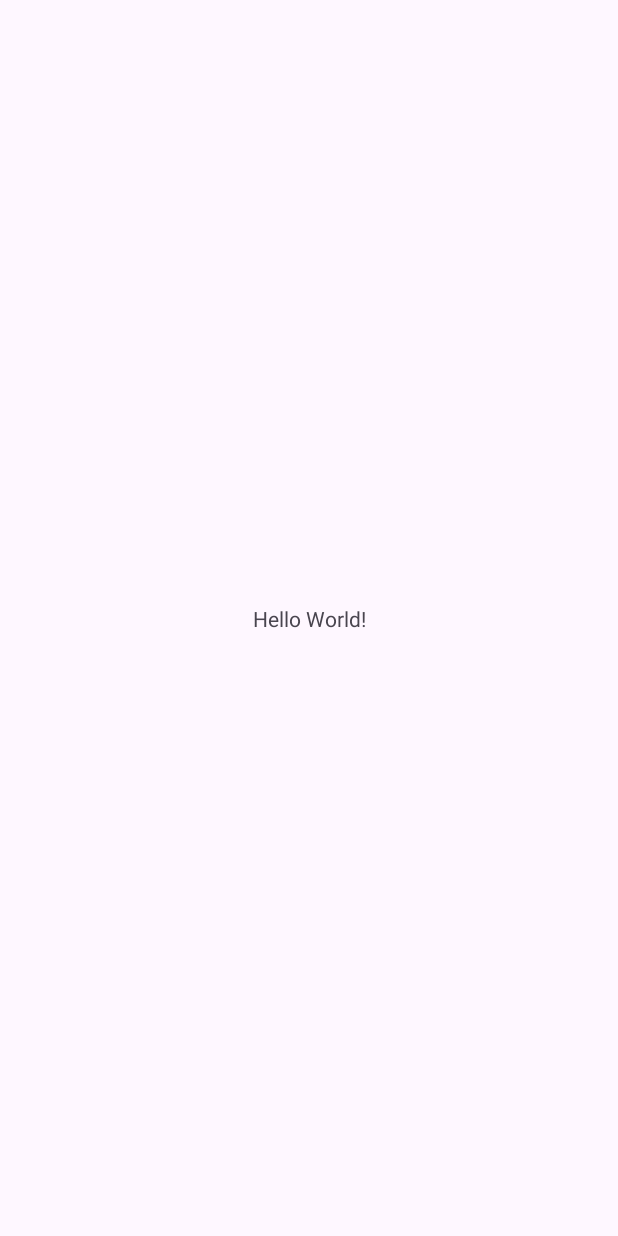
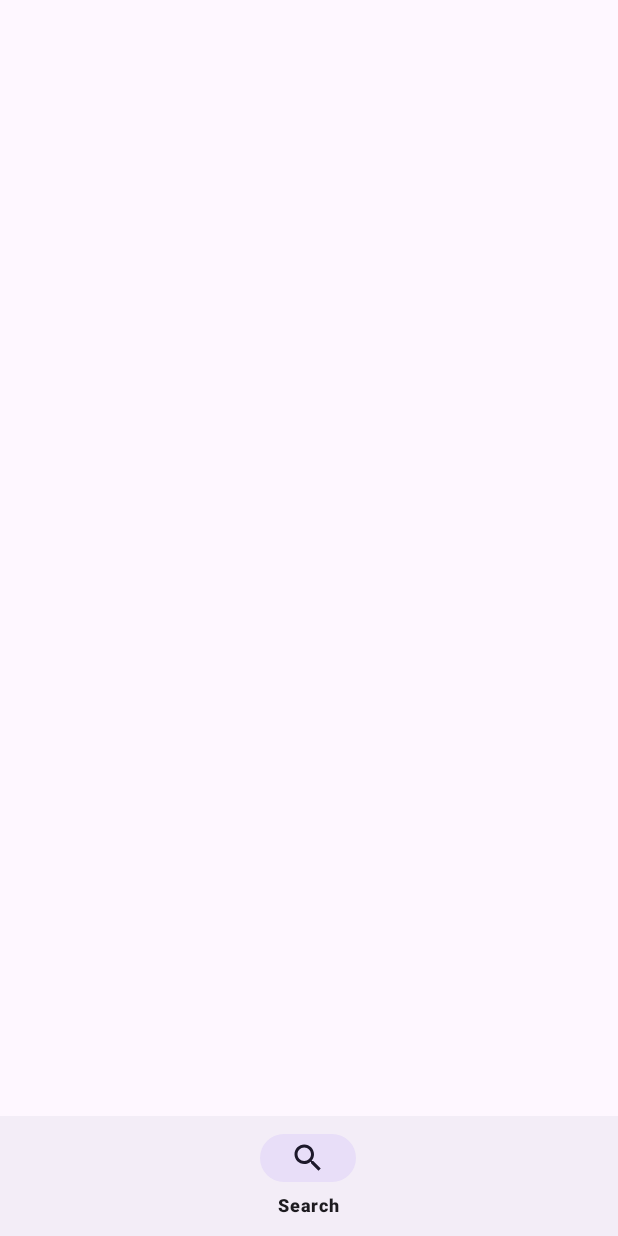
Before and after one commit to DimaK21/MusicPlayer, an Android app: the screen it shows after launch (MainActivity), on a phone screen of 412 x 824 dp. Before the commit the screen is almost empty. Run offline under Robolectric (Android 15) with nearby library versions, the phone set to English and light mode, and no system bars; our stand-ins replace navigation-ui; 3 statements that could not run were skipped.

Commit message:
навигация

```diff
--- a/app/src/main/java/ru/kryu/musicplayer/MainActivity.kt
+++ b/app/src/main/java/ru/kryu/musicplayer/MainActivity.kt
@@ -5,6 +5,10 @@ import androidx.activity.enableEdgeToEdge
 import androidx.appcompat.app.AppCompatActivity
 import androidx.core.view.ViewCompat
 import androidx.core.view.WindowInsetsCompat
+import androidx.navigation.NavController
+import androidx.navigation.fragment.NavHostFragment
+import androidx.navigation.ui.setupWithNavController
+import com.google.android.material.bottomnavigation.BottomNavigationView
 
 class MainActivity : AppCompatActivity() {
     override fun onCreate(savedInstanceState: Bundle?) {
@@ -16,5 +20,12 @@ class MainActivity : AppCompatActivity() {
             v.setPadding(systemBars.left, systemBars.top, systemBars.right, systemBars.bottom)
             insets
         }
+
+        val navHostFragment = supportFragmentManager
+            .findFragmentById(R.id.nav_host_fragment) as NavHostFragment
+        val navController: NavController = navHostFragment.navController
+
+        val bottomNavigationView = findViewById<BottomNavigationView>(R.id.bottomNavigationView)
+        bottomNavigationView.setupWithNavController(navController)
     }
 }
--- /dev/null
+++ b/app/src/main/res/drawable/ic_search.xml
@@ -0,0 +1,5 @@
+<vector xmlns:android="http://schemas.android.com/apk/res/android" android:height="24dp" android:tint="#000000" android:viewportHeight="24" android:viewportWidth="24" android:width="24dp">
+
+    <path android:fillColor="@android:color/white" android:pathData="M15.5,14h-0.79l-0.28,-0.27C15.41,12.59 16,11.11 16,9.5 16,5.91 13.09,3 9.5,3S3,5.91 3,9.5 5.91,16 9.5,16c1.61,0 3.09,-0.59 4.23,-1.57l0.27,0.28v0.79l5,4.99L20.49,19l-4.99,-5zM9.5,14C7.01,14 5,11.99 5,9.5S7.01,5 9.5,5 14,7.01 14,9.5 11.99,14 9.5,14z"/>
+
+</vector>
--- a/app/src/main/res/layout/activity_main.xml
+++ b/app/src/main/res/layout/activity_main.xml
@@ -1,19 +1,25 @@
 <?xml version="1.0" encoding="utf-8"?>
-<androidx.constraintlayout.widget.ConstraintLayout xmlns:android="http://schemas.android.com/apk/res/android"
+<LinearLayout xmlns:android="http://schemas.android.com/apk/res/android"
     xmlns:app="http://schemas.android.com/apk/res-auto"
     xmlns:tools="http://schemas.android.com/tools"
     android:id="@+id/main"
     android:layout_width="match_parent"
     android:layout_height="match_parent"
+    android:orientation="vertical"
     tools:context=".MainActivity">
 
-    <TextView
-        android:layout_width="wrap_content"
+    <androidx.fragment.app.FragmentContainerView
+        android:id="@+id/nav_host_fragment"
+        android:layout_width="match_parent"
+        android:layout_height="0dp"
+        android:layout_weight="1"
+        app:defaultNavHost="true"
+        app:navGraph="@navigation/nav_graph" />
+
+    <com.google.android.material.bottomnavigation.BottomNavigationView
+        android:id="@+id/bottomNavigationView"
+        android:layout_width="match_parent"
         android:layout_height="wrap_content"
-        android:text="Hello World!"
-        app:layout_constraintBottom_toBottomOf="parent"
-        app:layout_constraintEnd_toEndOf="parent"
-        app:layout_constraintStart_toStartOf="parent"
-        app:layout_constraintTop_toTopOf="parent" />
+        app:menu="@menu/bottom_nav_menu" />
 
-</androidx.constraintlayout.widget.ConstraintLayout>
+</LinearLayout>
--- /dev/null
+++ b/app/src/main/res/menu/bottom_nav_menu.xml
@@ -0,0 +1,7 @@
+<?xml version="1.0" encoding="utf-8"?>
+<menu xmlns:android="http://schemas.android.com/apk/res/android">
+    <item
+        android:id="@+id/apiTracksFragment"
+        android:icon="@drawable/ic_search"
+        android:title="@string/search" />
+</menu>
--- /dev/null
+++ b/app/src/main/res/navigation/nav_graph.xml
@@ -0,0 +1,13 @@
+<?xml version="1.0" encoding="utf-8"?>
+<navigation xmlns:android="http://schemas.android.com/apk/res/android"
+    xmlns:app="http://schemas.android.com/apk/res-auto"
+    xmlns:tools="http://schemas.android.com/tools"
+    android:id="@+id/nav_graph"
+    app:startDestination="@id/searchFragment">
+
+    <fragment
+        android:id="@+id/searchFragment"
+        android:name="ru.kryu.musicplayer.ui.search.SearchFragment"
+        android:label="fragment_search"
+        tools:layout="@layout/fragment_search" />
+</navigation>
--- a/app/src/main/res/values/strings.xml
+++ b/app/src/main/res/values/strings.xml
@@ -1,4 +1,5 @@
 <resources>
     <string name="app_name">Music Player</string>
     <string name="search_in_deezer">Поиск в Deezer</string>
+    <string name="search">Search</string>
 </resources>
```
